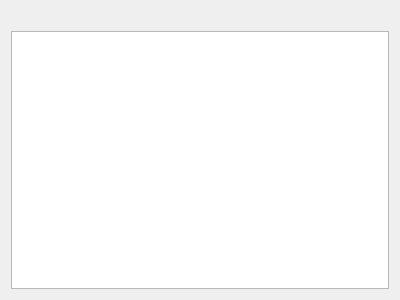
This is ESOBrowser/ModelViewerWidget.ui in exyorha/ESOExplorer as Qt 5 draws it before an edit. The edited form follows.
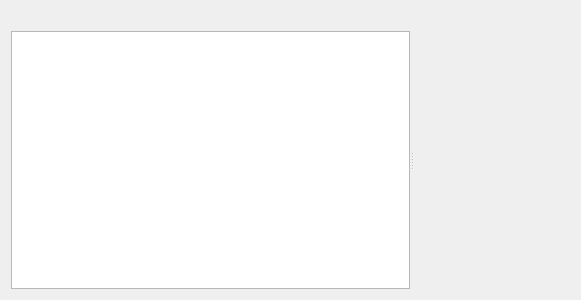
This is the edited form. Custom widgets are drawn as their Qt base class.

Commit message: Initial model rendering support.

Diff of the .ui file:
```diff
--- a/ESOBrowser/ModelViewerWidget.ui
+++ b/ESOBrowser/ModelViewerWidget.ui
@@ -6,7 +6,7 @@
    <rect>
     <x>0</x>
     <y>0</y>
-    <width>400</width>
+    <width>581</width>
     <height>300</height>
    </rect>
   </property>
@@ -25,6 +25,10 @@
     </widget>
    </item>
    <item>
+    <widget class="QSplitter" name="splitter">
+     <property name="orientation">
+      <enum>Qt::Horizontal</enum>
+     </property>
     <widget class="QTreeView" name="structure">
      <property name="sizePolicy">
       <sizepolicy hsizetype="MinimumExpanding" vsizetype="MinimumExpanding">
@@ -33,9 +37,26 @@
       </sizepolicy>
      </property>
     </widget>
+     <widget class="FilamentViewport" name="viewport" native="true">
+      <property name="sizePolicy">
+       <sizepolicy hsizetype="Expanding" vsizetype="Expanding">
+        <horstretch>0</horstretch>
+        <verstretch>0</verstretch>
+       </sizepolicy>
+      </property>
+     </widget>
+    </widget>
    </item>
   </layout>
  </widget>
+ <customwidgets>
+  <customwidget>
+   <class>FilamentViewport</class>
+   <extends>QWidget</extends>
+   <header>FilamentViewport.h</header>
+   <container>1</container>
+  </customwidget>
+ </customwidgets>
  <resources/>
  <connections/>
 </ui>
```
Lines whose indentation alone changed are shown as unchanged. The commit also changes 26 other files.
